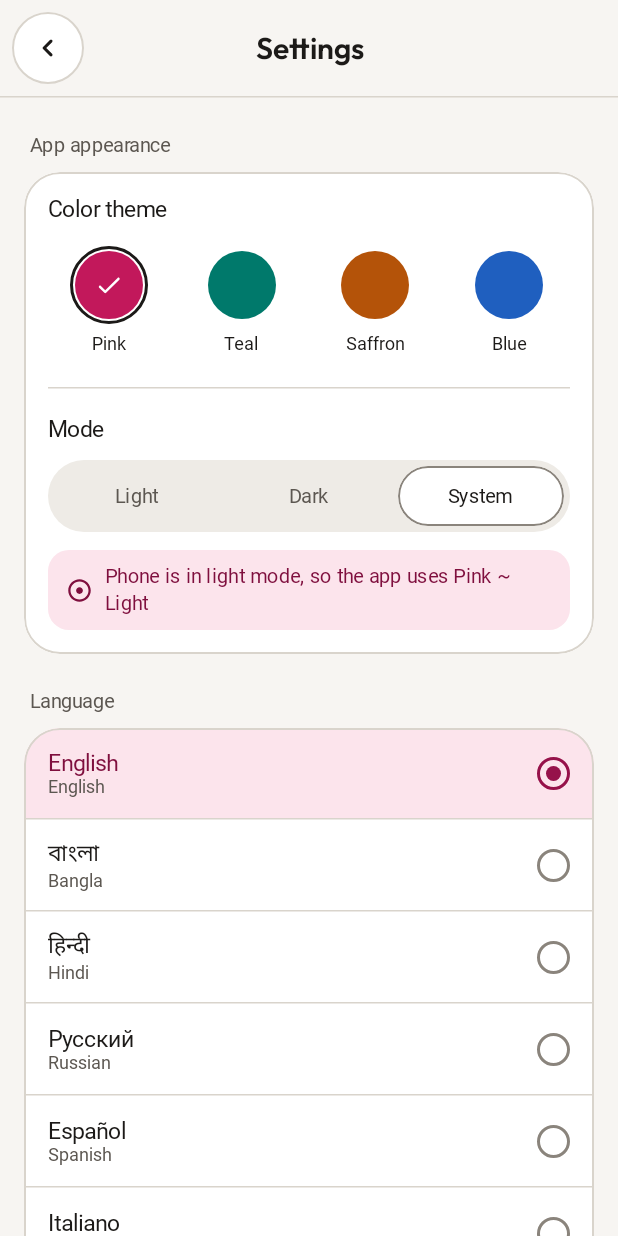
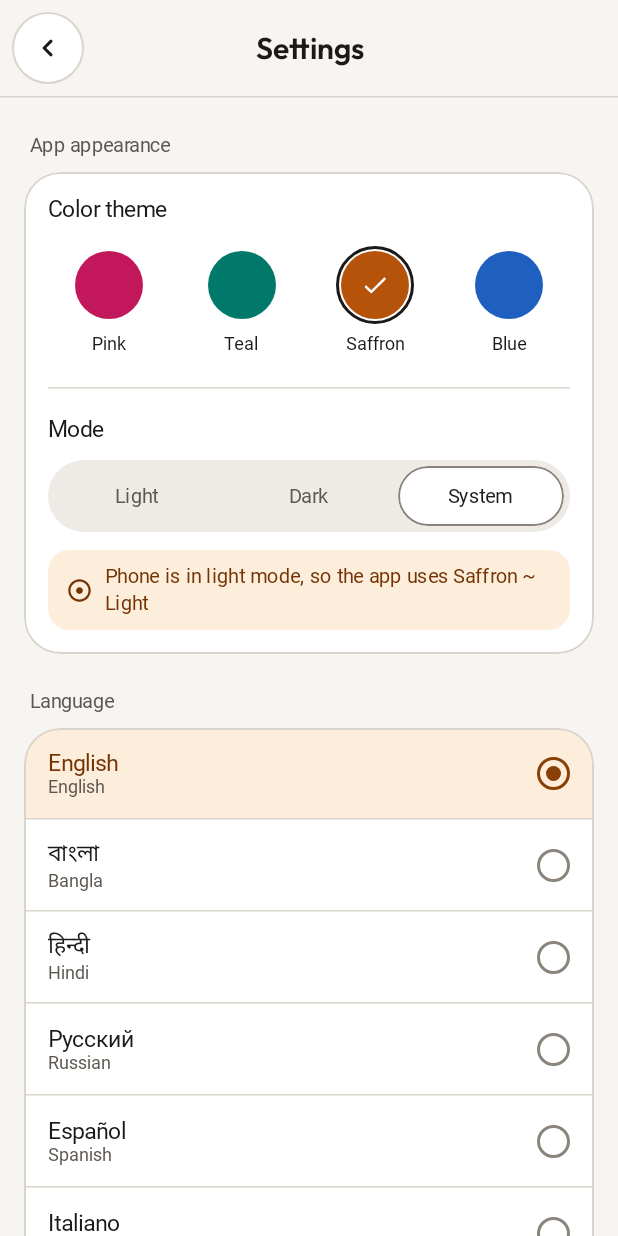
Before and after one commit to Arittra101/Tap-Tap, an Android app built with Jetpack Compose: the screen it shows after launch (MainActivity), after a tap on "Settings", on a phone screen of 412 x 824 dp. Run offline under Robolectric (Android 15) with nearby library versions, the phone set to English and light mode, and no system bars; our stand-ins replace Navigation 3, Room's generated code; pictures from the network do not load; Roboto replaces fonts that are not available here; 1 statement that could not run was skipped.

Commit message:
Update default theme color to Saffron and adjust related documentation

```diff
--- a/app/src/main/java/com/habitTap/data/settings/SettingsStore.kt
+++ b/app/src/main/java/com/habitTap/data/settings/SettingsStore.kt
@@ -82,7 +82,7 @@ class SettingsStore(private val dataStore: DataStore<Preferences>) {
     companion object {
         const val FILE_NAME = "settings"
 
-        val DEFAULT_COLOR = ThemeColor.PINK
+        val DEFAULT_COLOR = ThemeColor.SAFFRON
         val DEFAULT_MODE = ThemeMode.SYSTEM
         const val DEFAULT_VIBRATION = true
         const val DEFAULT_SOUND = false
--- a/app/src/main/java/com/habitTap/model/AppSettings.kt
+++ b/app/src/main/java/com/habitTap/model/AppSettings.kt
@@ -7,7 +7,7 @@ package com.habitTap.model
  * if it speaks one of the six languages, else English".
  */
 data class AppSettings(
-    val themeColor: ThemeColor = ThemeColor.PINK,
+    val themeColor: ThemeColor = ThemeColor.SAFFRON,
     val themeMode: ThemeMode = ThemeMode.SYSTEM,
     val languageTag: String = "",
     val vibration: Boolean = true,
--- a/app/src/main/java/com/habitTap/ui/theme/Theme.kt
+++ b/app/src/main/java/com/habitTap/ui/theme/Theme.kt
@@ -35,7 +35,7 @@ val LocalIsDark = staticCompositionLocalOf { false }
  */
 @Composable
 fun TapTapTheme(
-    color: ThemeColor = ThemeColor.PINK,
+    color: ThemeColor = ThemeColor.SAFFRON,
     mode: ThemeMode = ThemeMode.SYSTEM,
     content: @Composable () -> Unit,
 ) {
```
Also changed, not shown: 3 other files.
